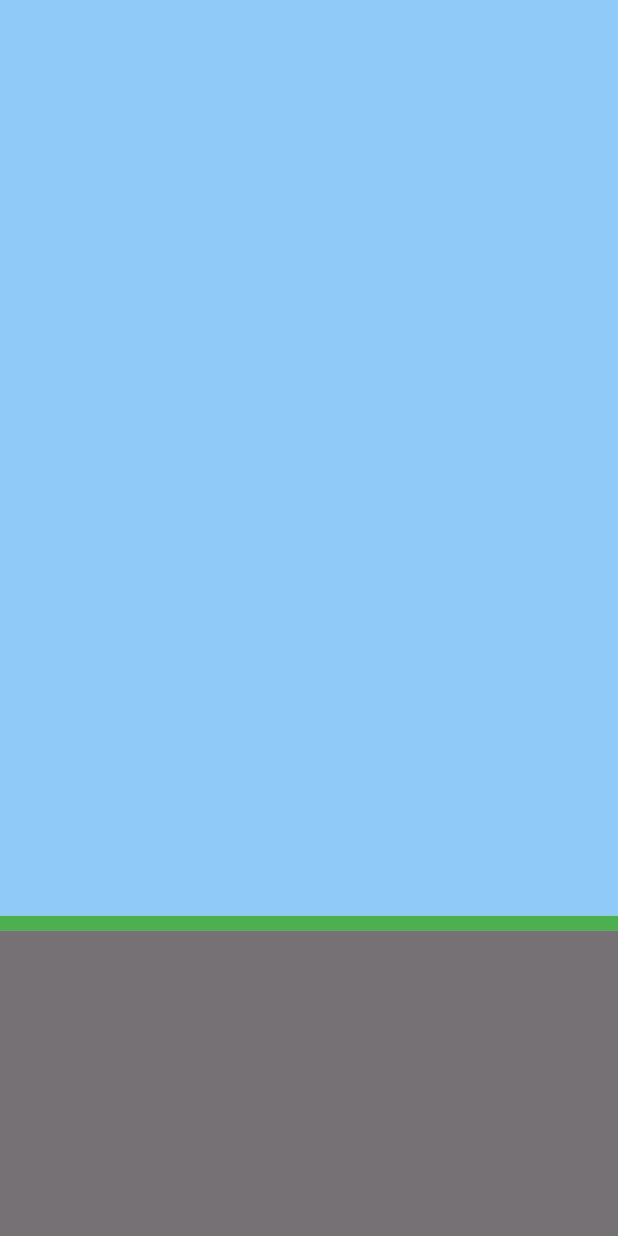
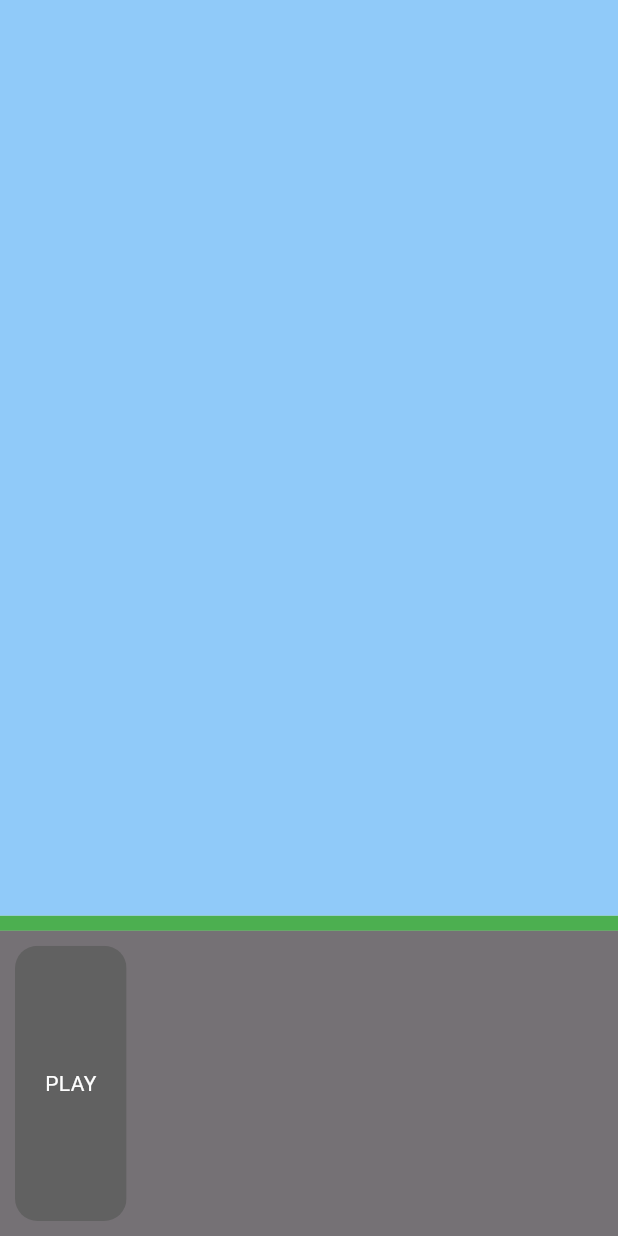
Before and after one commit to kwakyebrilliant/maplestoryapp, a Flutter app: the screen it shows after launch, on a phone screen of 412 x 824 dp. Run offline on Flutter 3.47's test engine with Material 3 defaults, Android fonts, the phone set to English and light mode, and no system bars.

Commit message:
main updates

```diff
--- a/lib/main.dart
+++ b/lib/main.dart
@@ -1,4 +1,5 @@
 import 'package:flutter/material.dart';
+import 'package:maplestoryapp/button.dart';
 
 void main() {
   runApp(const MyApp());
@@ -42,6 +43,14 @@ class _HomePageState extends State<HomePage> {
           Expanded(
             child: Container(
               color: Colors.black54,
+              child: Row(
+                children: [
+                  MyButton(
+                    text: 'PLAY',
+                    function: () {},
+                  ),
+                ],
+              ),
             ),
           ),
         ],
```
